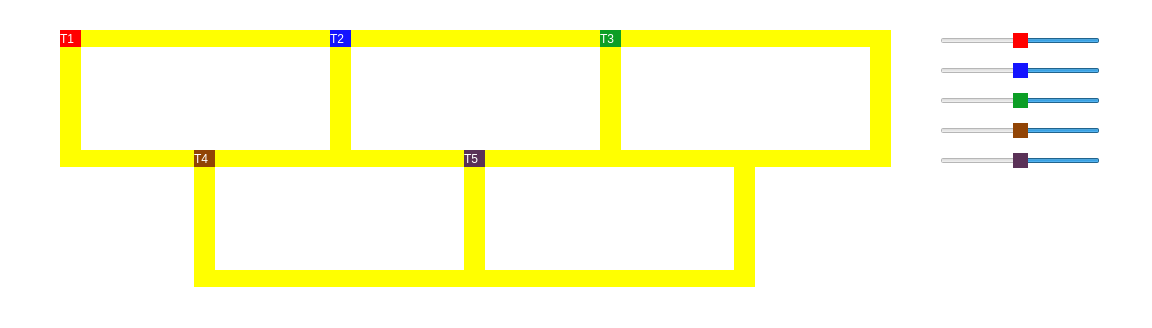
This is src/mainwindow.ui in fabianapduarte/trabalho-trens as Qt 5 draws it before an edit. The edited form follows.
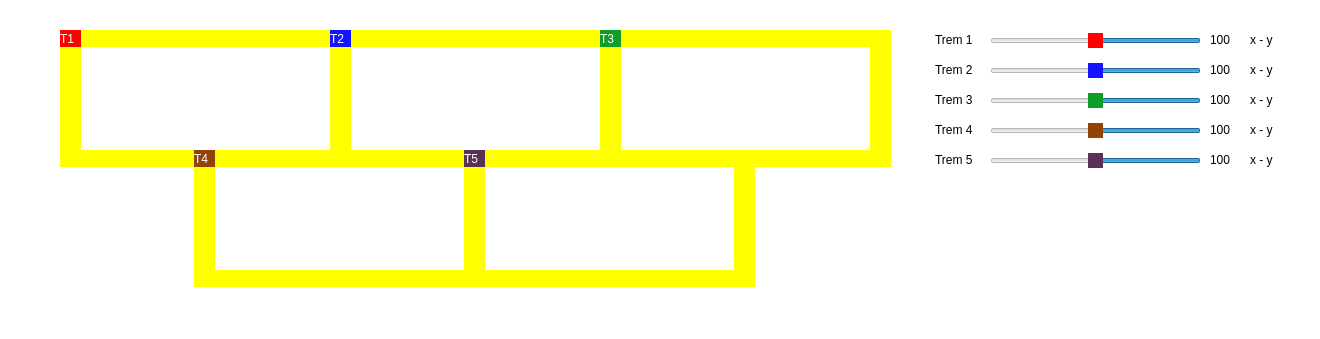
This is the edited form.

Commit message: adiciona informacoes extras a interface

Diff of the .ui file:
```diff
--- a/src/mainwindow.ui
+++ b/src/mainwindow.ui
@@ -6,8 +6,8 @@
    <rect>
     <x>0</x>
     <y>0</y>
-    <width>1152</width>
-    <height>328</height>
+    <width>1320</width>
+    <height>339</height>
    </rect>
   </property>
   <property name="windowTitle">
@@ -150,15 +150,15 @@
    <widget class="QSlider" name="horizontalSlider_1">
     <property name="geometry">
      <rect>
-      <x>940</x>
+      <x>990</x>
       <y>30</y>
-      <width>160</width>
+      <width>211</width>
       <height>21</height>
      </rect>
     </property>
     <property name="maximumSize">
      <size>
-      <width>160</width>
+      <width>16777215</width>
       <height>16777215</height>
      </size>
     </property>
@@ -331,9 +331,9 @@
    <widget class="QSlider" name="horizontalSlider_2">
     <property name="geometry">
      <rect>
-      <x>940</x>
+      <x>990</x>
       <y>60</y>
-      <width>160</width>
+      <width>211</width>
       <height>21</height>
      </rect>
     </property>
@@ -377,9 +377,9 @@
    <widget class="QSlider" name="horizontalSlider_3">
     <property name="geometry">
      <rect>
-      <x>940</x>
+      <x>990</x>
       <y>90</y>
-      <width>160</width>
+      <width>211</width>
       <height>21</height>
      </rect>
     </property>
@@ -423,9 +423,9 @@
    <widget class="QSlider" name="horizontalSlider_4">
     <property name="geometry">
      <rect>
-      <x>940</x>
+      <x>990</x>
       <y>120</y>
-      <width>160</width>
+      <width>211</width>
       <height>21</height>
      </rect>
     </property>
@@ -469,9 +469,9 @@
    <widget class="QSlider" name="horizontalSlider_5">
     <property name="geometry">
      <rect>
-      <x>940</x>
+      <x>990</x>
       <y>150</y>
-      <width>160</width>
+      <width>211</width>
       <height>21</height>
      </rect>
     </property>
@@ -494,6 +494,381 @@
      <bool>true</bool>
     </property>
    </widget>
+   <widget class="QLabel" name="label">
+    <property name="geometry">
+     <rect>
+      <x>935</x>
+      <y>32</y>
+      <width>49</width>
+      <height>16</height>
+     </rect>
+    </property>
+    <property name="font">
+     <font>
+      <family>Arial</family>
+     </font>
+    </property>
+    <property name="styleSheet">
+     <string notr="true">color: rgb(0, 0, 0);</string>
+    </property>
+    <property name="text">
+     <string>Trem 1</string>
+    </property>
+   </widget>
+   <widget class="QLabel" name="label_2">
+    <property name="geometry">
+     <rect>
+      <x>935</x>
+      <y>62</y>
+      <width>49</width>
+      <height>16</height>
+     </rect>
+    </property>
+    <property name="font">
+     <font>
+      <family>Arial</family>
+     </font>
+    </property>
+    <property name="styleSheet">
+     <string notr="true">color: rgb(0, 0, 0);</string>
+    </property>
+    <property name="text">
+     <string>Trem 2</string>
+    </property>
+   </widget>
+   <widget class="QLabel" name="label_3">
+    <property name="geometry">
+     <rect>
+      <x>935</x>
+      <y>92</y>
+      <width>49</width>
+      <height>16</height>
+     </rect>
+    </property>
+    <property name="font">
+     <font>
+      <family>Arial</family>
+     </font>
+    </property>
+    <property name="styleSheet">
+     <string notr="true">color: rgb(0, 0, 0);</string>
+    </property>
+    <property name="text">
+     <string>Trem 3</string>
+    </property>
+   </widget>
+   <widget class="QLabel" name="label_4">
+    <property name="geometry">
+     <rect>
+      <x>935</x>
+      <y>122</y>
+      <width>49</width>
+      <height>16</height>
+     </rect>
+    </property>
+    <property name="font">
+     <font>
+      <family>Arial</family>
+     </font>
+    </property>
+    <property name="styleSheet">
+     <string notr="true">color: rgb(0, 0, 0);</string>
+    </property>
+    <property name="text">
+     <string>Trem 4</string>
+    </property>
+   </widget>
+   <widget class="QLabel" name="label_5">
+    <property name="geometry">
+     <rect>
+      <x>935</x>
+      <y>152</y>
+      <width>49</width>
+      <height>16</height>
+     </rect>
+    </property>
+    <property name="font">
+     <font>
+      <family>Arial</family>
+     </font>
+    </property>
+    <property name="styleSheet">
+     <string notr="true">color: rgb(0, 0, 0);</string>
+    </property>
+    <property name="text">
+     <string>Trem 5</string>
+    </property>
+   </widget>
+   <widget class="QLabel" name="velT1">
+    <property name="geometry">
+     <rect>
+      <x>1210</x>
+      <y>32</y>
+      <width>31</width>
+      <height>16</height>
+     </rect>
+    </property>
+    <property name="font">
+     <font>
+      <family>Arial</family>
+     </font>
+    </property>
+    <property name="styleSheet">
+     <string notr="true">color: rgb(0, 0, 0);</string>
+    </property>
+    <property name="text">
+     <string>100</string>
+    </property>
+   </widget>
+   <widget class="QLabel" name="velT2">
+    <property name="geometry">
+     <rect>
+      <x>1210</x>
+      <y>62</y>
+      <width>31</width>
+      <height>16</height>
+     </rect>
+    </property>
+    <property name="font">
+     <font>
+      <family>Arial</family>
+     </font>
+    </property>
+    <property name="styleSheet">
+     <string notr="true">color: rgb(0, 0, 0);</string>
+    </property>
+    <property name="text">
+     <string>100</string>
+    </property>
+   </widget>
+   <widget class="QLabel" name="velT3">
+    <property name="geometry">
+     <rect>
+      <x>1210</x>
+      <y>92</y>
+      <width>31</width>
+      <height>16</height>
+     </rect>
+    </property>
+    <property name="font">
+     <font>
+      <family>Arial</family>
+     </font>
+    </property>
+    <property name="styleSheet">
+     <string notr="true">color: rgb(0, 0, 0);</string>
+    </property>
+    <property name="text">
+     <string>100</string>
+    </property>
+   </widget>
+   <widget class="QLabel" name="velT4">
+    <property name="geometry">
+     <rect>
+      <x>1210</x>
+      <y>122</y>
+      <width>31</width>
+      <height>16</height>
+     </rect>
+    </property>
+    <property name="font">
+     <font>
+      <family>Arial</family>
+     </font>
+    </property>
+    <property name="styleSheet">
+     <string notr="true">color: rgb(0, 0, 0);</string>
+    </property>
+    <property name="text">
+     <string>100</string>
+    </property>
+   </widget>
+   <widget class="QLabel" name="velT5">
+    <property name="geometry">
+     <rect>
+      <x>1210</x>
+      <y>152</y>
+      <width>31</width>
+      <height>16</height>
+     </rect>
+    </property>
+    <property name="font">
+     <font>
+      <family>Arial</family>
+     </font>
+    </property>
+    <property name="styleSheet">
+     <string notr="true">color: rgb(0, 0, 0);</string>
+    </property>
+    <property name="text">
+     <string>100</string>
+    </property>
+   </widget>
+   <widget class="QLabel" name="xyT5">
+    <property name="geometry">
+     <rect>
+      <x>1250</x>
+      <y>152</y>
+      <width>80</width>
+      <height>16</height>
+     </rect>
+    </property>
+    <property name="minimumSize">
+     <size>
+      <width>80</width>
+      <height>0</height>
+     </size>
+    </property>
+    <property name="maximumSize">
+     <size>
+      <width>16777215</width>
+      <height>16777215</height>
+     </size>
+    </property>
+    <property name="font">
+     <font>
+      <family>Arial</family>
+     </font>
+    </property>
+    <property name="styleSheet">
+     <string notr="true">color: rgb(0, 0, 0);</string>
+    </property>
+    <property name="text">
+     <string>x - y</string>
+    </property>
+   </widget>
+   <widget class="QLabel" name="xyT4">
+    <property name="geometry">
+     <rect>
+      <x>1250</x>
+      <y>122</y>
+      <width>80</width>
+      <height>16</height>
+     </rect>
+    </property>
+    <property name="minimumSize">
+     <size>
+      <width>80</width>
+      <height>0</height>
+     </size>
+    </property>
+    <property name="maximumSize">
+     <size>
+      <width>16777215</width>
+      <height>16777215</height>
+     </size>
+    </property>
+    <property name="font">
+     <font>
+      <family>Arial</family>
+     </font>
+    </property>
+    <property name="styleSheet">
+     <string notr="true">color: rgb(0, 0, 0);</string>
+    </property>
+    <property name="text">
+     <string>x - y</string>
+    </property>
+   </widget>
+   <widget class="QLabel" name="xyT1">
+    <property name="geometry">
+     <rect>
+      <x>1250</x>
+      <y>32</y>
+      <width>80</width>
+      <height>16</height>
+     </rect>
+    </property>
+    <property name="minimumSize">
+     <size>
+      <width>80</width>
+      <height>0</height>
+     </size>
+    </property>
+    <property name="maximumSize">
+     <size>
+      <width>16777215</width>
+      <height>16777215</height>
+     </size>
+    </property>
+    <property name="font">
+     <font>
+      <family>Arial</family>
+     </font>
+    </property>
+    <property name="styleSheet">
+     <string notr="true">color: rgb(0, 0, 0);</string>
+    </property>
+    <property name="text">
+     <string>x - y</string>
+    </property>
+   </widget>
+   <widget class="QLabel" name="xyT3">
+    <property name="geometry">
+     <rect>
+      <x>1250</x>
+      <y>92</y>
+      <width>80</width>
+      <height>16</height>
+     </rect>
+    </property>
+    <property name="minimumSize">
+     <size>
+      <width>80</width>
+      <height>0</height>
+     </size>
+    </property>
+    <property name="maximumSize">
+     <size>
+      <width>16777215</width>
+      <height>16777215</height>
+     </size>
+    </property>
+    <property name="font">
+     <font>
+      <family>Arial</family>
+     </font>
+    </property>
+    <property name="styleSheet">
+     <string notr="true">color: rgb(0, 0, 0);</string>
+    </property>
+    <property name="text">
+     <string>x - y</string>
+    </property>
+   </widget>
+   <widget class="QLabel" name="xyT2">
+    <property name="geometry">
+     <rect>
+      <x>1250</x>
+      <y>62</y>
+      <width>80</width>
+      <height>16</height>
+     </rect>
+    </property>
+    <property name="minimumSize">
+     <size>
+      <width>80</width>
+      <height>0</height>
+     </size>
+    </property>
+    <property name="maximumSize">
+     <size>
+      <width>16777215</width>
+      <height>16777215</height>
+     </size>
+    </property>
+    <property name="font">
+     <font>
+      <family>Arial</family>
+     </font>
+    </property>
+    <property name="styleSheet">
+     <string notr="true">color: rgb(0, 0, 0);</string>
+    </property>
+    <property name="text">
+     <string>x - y</string>
+    </property>
+   </widget>
    <zorder>label_trilho1_3</zorder>
    <zorder>label_trilho1_4</zorder>
    <zorder>label_trilho1</zorder>
```
Left out of the diff: 17 changed lines with no effect on the pictures. The commit also changes 1 other file.
